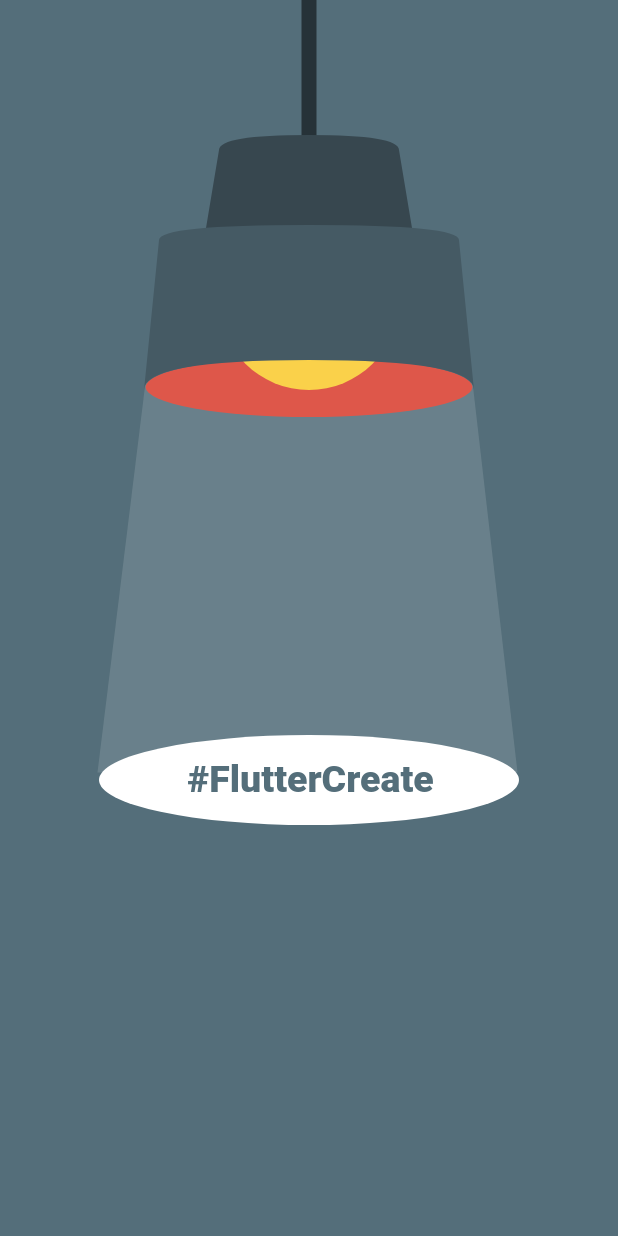
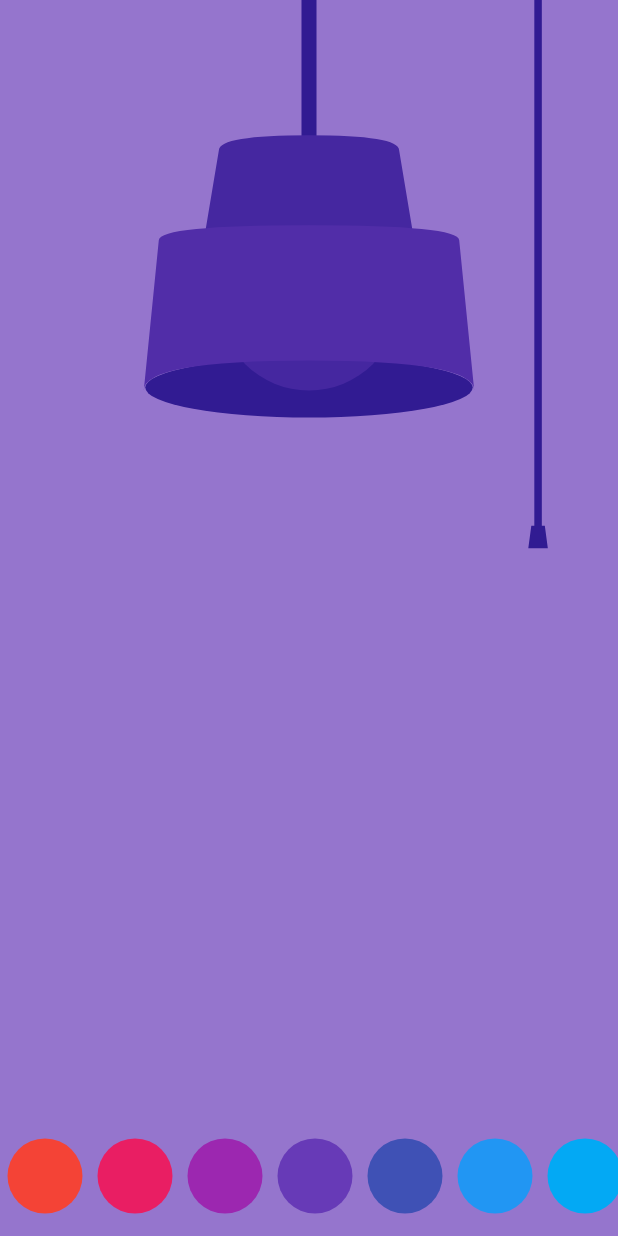
Before and after one commit to NielsLindberg/flutter_create, a Flutter app: the screen it shows after launch, on a phone screen of 412 x 824 dp. Run offline on Flutter 3.47's test engine with Material 2 defaults, Android fonts, the phone set to English and light mode, and no system bars.

Commit message:
done need to minify

```diff
--- a/lib/main.dart
+++ b/lib/main.dart
@@ -1,12 +1,13 @@
 import 'package:flutter/material.dart';
+import 'dart:math';
+import 'dart:ui';
 
 void main() => runApp(FlutterCreate());
 
 class FlutterCreate extends StatelessWidget {
   @override
   Widget build(BuildContext context) {
-    return MaterialApp(
-        title: 'Flutter Demo', home: Scaffold(body: LampScreen()));
+    return MaterialApp(home: Scaffold(body: LampScreen()));
   }
 }
 
@@ -17,66 +18,147 @@
 
 class _LampScreenState extends State<LampScreen>
     with SingleTickerProviderStateMixin {
-  AnimationController _controller;
-  static MaterialColor cs = Colors.blueGrey;
-  TextStyle t = TextStyle(fontSize: 25, fontWeight: FontWeight.w900, color: cs.shade600);
-
+  Offset ds;
+  double dy = 0.0;
+  bool on = false;
+  bool da = true;
+  AnimationController ac;
+  Animation<double> ady;
+  MaterialColor cs = Colors.deepPurple;
   @override
   void initState() {
-    _controller = AnimationController(vsync: this);
+    ac = AnimationController(duration: Duration(milliseconds: 500), vsync: this)
+      ..addListener(() {
+        setState(() {
+          dy = ady.value;
+        });
+      });
     super.initState();
   }
 
   @override
   void dispose() {
-    _controller.dispose();
+    ac.dispose();
     super.dispose();
   }
 
   @override
   Widget build(BuildContext context) {
-
+    double w = MediaQuery.of(context).size.width;
+    double h = MediaQuery.of(context).size.height;
+    double xs = 411.430;
+    double ys = 683.428;
+    double ratio = min(w / xs, h / ys);
     return Container(
         width: double.infinity,
         height: double.infinity,
-        color: cs.shade600,
+        color: cs.shade300,
         child: Stack(children: [
-          SizedBox.expand(child: CustomPaint(painter: MyPainter(cs))),
-          Positioned(
-              top: 505,
-              left: 125,
-              child: Text('#FlutterCreate', style: t)),
+          Align(
+            alignment: Alignment.topCenter,
+            child: Transform.scale(
+                scale: ratio,
+                alignment: Alignment.topCenter,
+                child: SizedBox(
+                    width: xs,
+                    height: ys,
+                    child: CustomPaint(
+                        child: Stack(alignment: Alignment.topCenter, children: [
+                          Transform.translate(
+                              offset: Offset(0, 505),
+                              child: Text('#FlutterCreate',
+                                  textAlign: TextAlign.center,
+                                  style: TextStyle(
+                                      fontSize: 25,
+                                      fontWeight: FontWeight.w900,
+                                      color: cs.shade300))),
+                          Transform.translate(
+                              offset: Offset(150, 350 + dy),
+                              child: Container(
+                                width: 75,
+                                height: 75,
+                                child: GestureDetector(
+                                  onVerticalDragStart: (d) {
+                                    ds = d.globalPosition;
+                                    da = true;
+                                  },
+                                  onVerticalDragUpdate: (d) {
+                                    if (da) {
+                                      setState(() {
+                                        dy = (d.globalPosition.dy - ds.dy)
+                                            .clamp(0.0, 50.0);
+                                        da = dy == 50.0 ? false : true;
+                                        on = dy == 50.0 ? !on : on;
+                                      });
+                                    }
+                                  },
+                                  onVerticalDragEnd: (d) {
+                                    ady = Tween<double>(begin: dy, end: 0)
+                                        .animate(ac);
+                                    ac.forward(from: 0.0);
+                                  },
+                                ),
+                              ))
+                        ]),
+                        painter: MyPainter(
+                          cs,
+                          on,
+                          dy,
+                        )))),
+          ),
+          Align(
+              alignment: Alignment.bottomCenter,
+              child: Container(
+                  height: 60,
+                  margin: EdgeInsets.only(bottom: 10),
+                  child: ListView.builder(
+                      scrollDirection: Axis.horizontal,
+                      itemCount: Colors.primaries.length,
+                      itemBuilder: (_, i) => GestureDetector(
+                          onTap: () {
+                            setState(() {
+                              cs = Colors.primaries[i];
+                            });
+                          },
+                          child: Container(
+                              width: 50,
+                              height: 50,
+                              margin: EdgeInsets.all(5),
+                              decoration: BoxDecoration(
+                                  borderRadius: BorderRadius.circular(40),
+                                  color: Colors.primaries[i])))))),
         ]));
   }
 }
 
 class MyPainter extends CustomPainter {
   final MaterialColor cs;
-  MyPainter(this.cs);
-
+  final bool on;
+  final double dy;
+  MyPainter(this.cs, this.on, this.dy);
   @override
   void paint(Canvas c, Size s) {
-    final w = s.width;
-    final m = w / 2;
-    final h = s.height;
-    final List<Color> z = [
-      Color(0xFFFFFFFF),
-      Color(0x20FFFFFF),
-      Color(0xFFDE574A),
-      Color(0xFFFAD14A)
-    ];
-
+    print(s.width);
+    print(s.height);
+    final double w = s.width;
+    final double m = w / 2;
     Paint pa = Paint();
-    c.drawOval(Rect.fromLTWH(m - 140, 490, 280, 60), pa..color = z[0]);
+    Path p;
+    if (on) {
+      c.drawOval(
+          Rect.fromLTWH(m - 140, 490, 280, 60), pa..color = Color(0xFFFFFFFF));
       Path p = Path()
         ..moveTo(m - 109, 255)
         ..relativeLineTo(218, 0)
         ..relativeLineTo(30, 260)
         ..relativeLineTo(-280, 0)
         ..close();
-    c.drawPath(p, pa..color = z[1]);
-    c.drawOval(Rect.fromLTWH(m - 109, 238, 218, 40), pa..color = z[2]);
-    c.drawCircle(Offset(m, 200), 60, pa..color = z[3]);
+      c.drawPath(p, pa..color = Color(0x20FFFFFF));
+    }
+    c.drawOval(Rect.fromLTWH(m - 109, 238, 218, 40),
+        pa..color = on ? Color(0xFFDE574A) : cs.shade900);
+    c.drawCircle(
+        Offset(m, 200), 60, pa..color = on ? Color(0xFFFAD14A) : cs.shade800);
     p = Path()
       ..moveTo(m - 5, 0)
       ..relativeLineTo(0, 100)
@@ -101,6 +183,17 @@
       ..relativeQuadraticBezierTo(-110, 0, -110, 20)
       ..close();
     c.drawPath(p, pa..color = cs.shade700);
+    p = Path()
+      ..moveTo(w / 2 + 150, 0)
+      ..relativeLineTo(0, 350 + dy)
+      ..relativeLineTo(-2, 0)
+      ..relativeLineTo(-2, 15)
+      ..relativeLineTo(13, 0)
+      ..relativeLineTo(-2, -15)
+      ..relativeLineTo(-2, 0)
+      ..relativeLineTo(0, -350 - dy)
+      ..close();
+    c.drawPath(p, pa..color = cs.shade900);
   }
 
   @override
```
Lines whose indentation alone changed are shown as unchanged.
